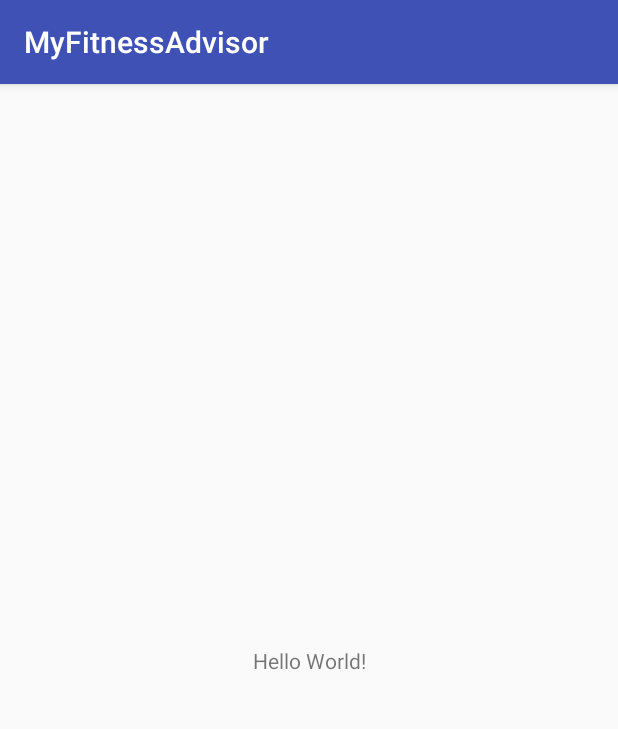
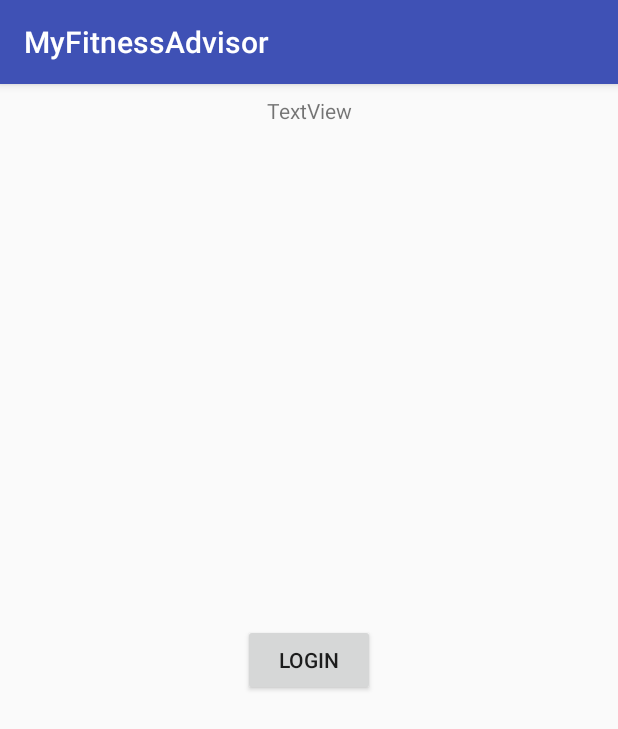
Before and after one commit to corneloaie/MyFitnessAdvisor, an Android app: the screen it shows after launch (MainActivity), on a phone screen of 412 x 824 dp. Shown: the top 729 px of the screen. Run offline under Robolectric (Android 15) with nearby library versions, the phone set to English and light mode, and no system bars.

```diff
--- a/app/build.gradle
+++ b/app/build.gradle
@@ -2,7 +2,7 @@ apply plugin: 'com.android.application'
 
 android {
     compileSdkVersion 26
-    buildToolsVersion "26.0.1"
+    buildToolsVersion '26.0.2'
     defaultConfig {
         applicationId "com.corneloaie.android.myfitnessadvisor"
         minSdkVersion 19
@@ -26,5 +26,6 @@ dependencies {
     })
     compile 'com.android.support:appcompat-v7:26.+'
     compile 'com.android.support.constraint:constraint-layout:1.0.2'
+    compile 'com.android.support:customtabs:26.+'
     testCompile 'junit:junit:4.12'
 }
--- a/app/src/main/AndroidManifest.xml
+++ b/app/src/main/AndroidManifest.xml
@@ -18,7 +18,7 @@
                 <action android:name="android.intent.action.VIEW" />
                 <category android:name="android.intent.category.DEFAULT" />
                 <category android:name="android.intent.category.BROWSABLE" />
-                <data android:scheme="myapp" android:host="path" />
+                <data android:scheme="myapp" android:host="screen" />
             </intent-filter>
 
         </activity>
--- a/app/src/main/java/com/corneloaie/android/myfitnessadvisor/MainActivity.java
+++ b/app/src/main/java/com/corneloaie/android/myfitnessadvisor/MainActivity.java
@@ -1,18 +1,50 @@
 package com.corneloaie.android.myfitnessadvisor;
 
+import android.content.Intent;
+import android.net.Uri;
+import android.support.customtabs.CustomTabsIntent;
 import android.support.v7.app.AppCompatActivity;
 import android.os.Bundle;
+import android.view.View;
+import android.widget.Button;
+import android.widget.TextView;
 
 import java.util.Random;
 
 public class MainActivity extends AppCompatActivity {
+    TextView textView;
+
+    public static final String URL = "https://www.fitbit.com/oauth2/authorize?response_type=token&client_id=228MYG&redirect_uri=myapp%3A%2F%2Fscreen&scope=activity%20heartrate%20location%20nutrition%20profile%20settings%20sleep%20social%20weight&expires_in=604800";
 
     @Override
     protected void onCreate(Bundle savedInstanceState) {
         super.onCreate(savedInstanceState);
         setContentView(R.layout.activity_main);
+        Button buttonLogin = (Button) findViewById(R.id.button_login);
+        textView = (TextView) findViewById(R.id.textView);
+        buttonLogin.setOnClickListener(new View.OnClickListener() {
+            @Override
+            public void onClick(View view) {
+                CustomTabsIntent.Builder builder = new CustomTabsIntent.Builder();
+                CustomTabsIntent customTabsIntent = builder.build();
+                customTabsIntent.launchUrl(getApplicationContext(), Uri.parse(URL));
+            }
+        });
 
 
-        Random r = new Random();
+    }
+
+
+    @Override
+    protected void onResume() {
+        super.onResume();
+
+        Intent intent = getIntent();
+        Uri uri = intent.getData();
+        if(uri!=null){
+            textView.setText(uri.toString());
+            System.out.println(uri.toString());
+        }
+
     }
 }
--- a/app/src/main/res/layout/activity_main.xml
+++ b/app/src/main/res/layout/activity_main.xml
@@ -7,13 +7,30 @@
     android:layout_height="match_parent"
     tools:context="com.corneloaie.android.myfitnessadvisor.MainActivity">
 
-    <TextView
+    <Button
+        android:id="@+id/button_login"
         android:layout_width="wrap_content"
         android:layout_height="wrap_content"
-        android:text="Hello World!"
+        android:layout_marginBottom="8dp"
+        android:layout_marginLeft="8dp"
+        android:layout_marginRight="8dp"
+        android:layout_marginTop="8dp"
+        android:text="LOGIN"
         app:layout_constraintBottom_toBottomOf="parent"
         app:layout_constraintLeft_toLeftOf="parent"
         app:layout_constraintRight_toRightOf="parent"
         app:layout_constraintTop_toTopOf="parent"/>
 
+    <TextView
+        android:id="@+id/textView"
+        android:layout_width="wrap_content"
+        android:layout_height="wrap_content"
+        android:text="TextView"
+        android:layout_marginRight="8dp"
+        app:layout_constraintRight_toRightOf="parent"
+        android:layout_marginLeft="8dp"
+        app:layout_constraintLeft_toLeftOf="parent"
+        app:layout_constraintTop_toTopOf="parent"
+        android:layout_marginTop="8dp"/>
+
 </android.support.constraint.ConstraintLayout>
--- a/build.gradle
+++ b/build.gradle
@@ -5,7 +5,7 @@ buildscript {
         jcenter()
     }
     dependencies {
-        classpath 'com.android.tools.build:gradle:2.3.3'
+        classpath 'com.android.tools.build:gradle:3.0.0'
 
         // NOTE: Do not place your application dependencies here; they belong
         // in the individual module build.gradle files
```
Also changed, not shown: gradle/wrapper/gradle-wrapper.properties.
